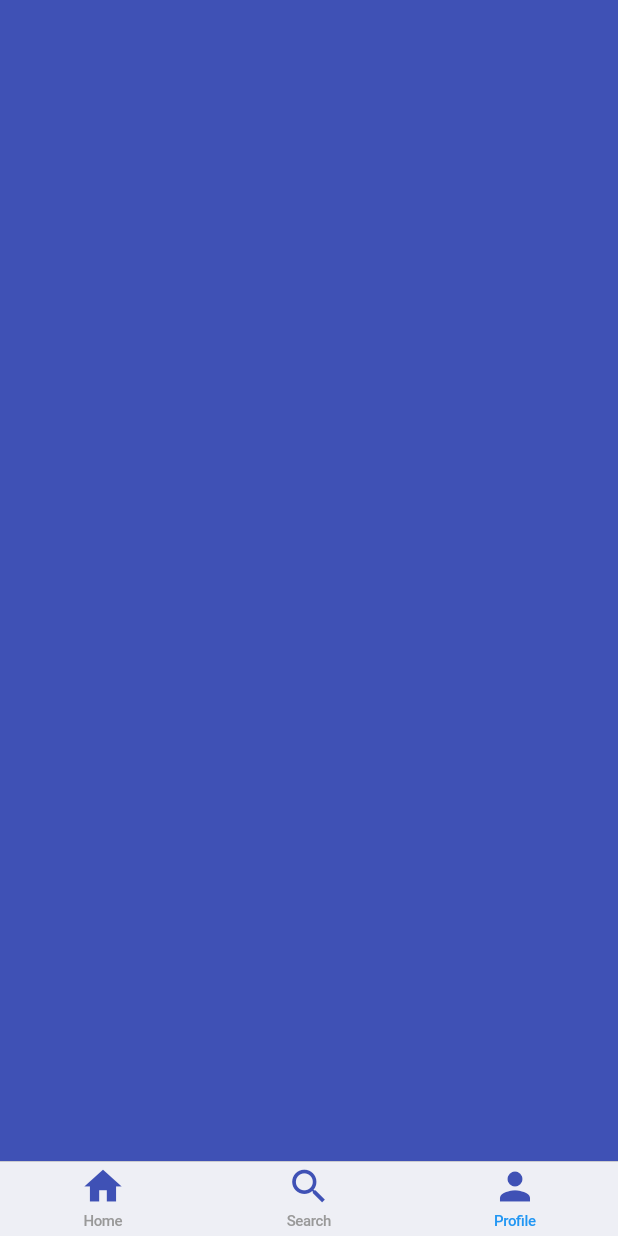
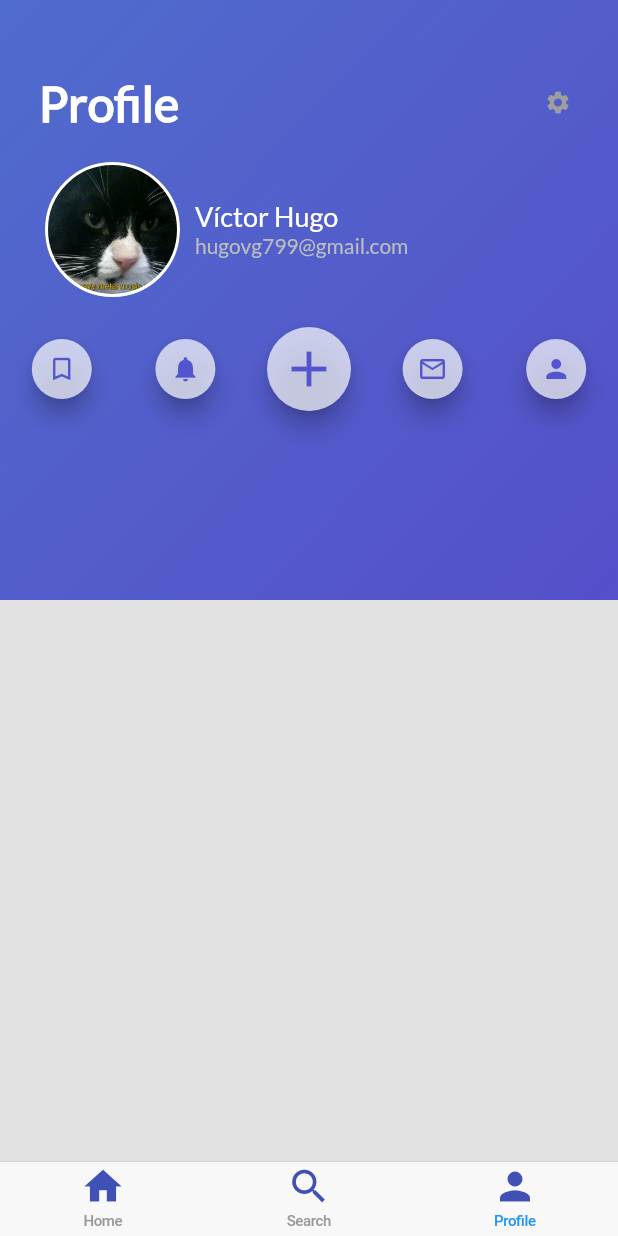
Before and after one commit to VHugoBarnes/platzi-trips-flutter, a Flutter app: the screen it shows after launch, item 3 of the bottom bar chosen, on a phone screen of 412 x 824 dp. Run offline on Flutter 3.47's test engine with Material 2 defaults, Android fonts, the phone set to English and light mode, and no system bars.

Commit message:
18/01/2019 Commit Add a new section, with buttons and pictures

```diff
--- a/lib/button_purple.dart
+++ b/lib/button_purple.dart
@@ -18,7 +18,7 @@ class ButtonPurple extends StatelessWidget{
       onTap: () {
         Scaffold.of(context).showSnackBar(
           SnackBar(
-            content: Text("Navegando"),
+            content: Text("Navegando 😀"),
           )
         );
       },
--- a/lib/platzi_trips.dart
+++ b/lib/platzi_trips.dart
@@ -1,7 +1,7 @@
 import 'package:flutter/material.dart';
 import 'package:Platzi_Trips/home_trips.dart';
 import 'search_trips.dart';
-import 'profile_trips.dart';
+// import 'profile_trips.dart';
 
 class PlatziTrips extends StatefulWidget{
 
@@ -19,7 +19,7 @@ class _PlatziTrips extends State<PlatziTrips>{
     final List<Widget> widgetChildren = [
       HomeTrips(),
       SearchTrips(),
-      ProfileTrips()
+      // ProfileTrips()
     ];
 
     void onTapTapped(int index){
--- a/lib/platzi_trips_cupertino.dart
+++ b/lib/platzi_trips_cupertino.dart
@@ -2,7 +2,7 @@ import 'package:flutter/material.dart';
 import 'package:flutter/cupertino.dart';
 import 'home_trips.dart';
 import 'search_trips.dart';
-import 'profile_trips.dart';
+import 'profile/profile_trips.dart';
 
 class PlatziTripsCupertino extends StatelessWidget{
 
@@ -40,7 +40,7 @@ class PlatziTripsCupertino extends StatelessWidget{
               break;
             case 2:
               return CupertinoTabView(
-                builder: (BuildContext context) => ProfileTrips(),
+                builder: (BuildContext context) => ProfileTrips("assets/img/person3.jpg"),
               );
               break;
 
--- /dev/null
+++ b/lib/profile/background.dart
@@ -0,0 +1,24 @@
+import 'package:flutter/material.dart';
+
+class Background extends StatelessWidget{
+
+  Widget build(BuildContext context) {
+
+    return Container(
+      height: 400.0,
+        decoration: BoxDecoration(
+          gradient: LinearGradient(
+            colors: [
+              Color.fromARGB(255,80,108,205),
+              Color.fromARGB(255, 85, 79, 201),
+            ],
+            begin: FractionalOffset.topLeft,
+            end: FractionalOffset.bottomRight,
+            // stops: [0.0, 0.6],
+            // tileMode: TileMode.clamp
+          )
+        ),
+    );
+  }
+
+}
--- /dev/null
+++ b/lib/profile/base_icon.dart
@@ -0,0 +1,48 @@
+import 'package:flutter/material.dart';
+
+class BaseIcon extends StatefulWidget{
+  var ico;
+  bool itsmini=false;
+  double iconSize;
+  String widgetInfo;
+
+  BaseIcon(this.ico,this.itsmini,this.iconSize,this.widgetInfo);
+
+  State<StatefulWidget> createState() {
+    return _BaseIcon();
+  }
+
+}
+
+class _BaseIcon extends State<BaseIcon>{
+
+  bool isPressed = false;
+
+  void onPressedButton(){
+    setState(() {
+          isPressed = !this.isPressed;
+        });
+    SnackBar(content: Text(widget.widgetInfo),);
+  }
+
+  Widget build(BuildContext context) {
+
+    final genericIcon = Container(
+      child: FloatingActionButton(
+        mini: widget.itsmini,
+        onPressed: onPressedButton,
+        backgroundColor: isPressed ? Colors.white : Colors.white70,
+        child: Icon(
+          widget.ico,
+          size: widget.iconSize,
+          color: Color.fromARGB(255, 83, 85, 206),
+        ),
+      ),
+    );
+
+    return Expanded(
+      child: genericIcon,
+    );
+  }
+
+}
--- /dev/null
+++ b/lib/profile/icon_bar.dart
@@ -0,0 +1,24 @@
+import 'package:flutter/material.dart';
+import 'base_icon.dart';
+
+class IconBar extends StatelessWidget{
+
+  Widget build(BuildContext context) {
+
+    return Padding(
+      padding: EdgeInsets.symmetric(
+        horizontal: 0,
+        vertical: 10,
+      ),
+      child: Row(
+        children: <Widget>[
+          BaseIcon(Icons.turned_in_not, true, 20, "Redirecting to your favorites"),
+          BaseIcon(Icons.notifications, true, 20, "Redirecting to your favorites"),
+          BaseIcon(Icons.add, false, 40, "Add a review"),
+          BaseIcon(Icons.mail_outline, true, 20, "Redirecting to your DM's"),
+          BaseIcon(Icons.person, true, 20, "Redirecting to your configuration"),
+        ],
+      ),
+    );
+  }
+}
--- /dev/null
+++ b/lib/profile/profile_content.dart
@@ -0,0 +1,27 @@
+import 'package:flutter/material.dart';
+import 'profilecontent/profile_header.dart';
+import 'profilecontent/profile_details.dart';
+import 'icon_bar.dart';
+
+class ProfileContent extends StatelessWidget{
+
+  String path;
+
+  ProfileContent(this.path);
+
+  Widget build(BuildContext context) {
+
+    return ListView(
+      children: <Widget>[
+        Column(
+          children: <Widget>[
+            ProfileHeader(),
+            ProfileDetails(path, "Víctor Hugo", "hugovg799@gmail.com"),
+            IconBar()
+          ],
+        ),
+      ],
+    );
+  }
+
+}
--- /dev/null
+++ b/lib/profile/profile_trips.dart
@@ -0,0 +1,25 @@
+import 'package:flutter/material.dart';
+import 'background.dart';
+import 'profile_content.dart';
+
+class ProfileTrips extends StatelessWidget{
+
+    String userName;
+    String email;
+    String path;
+
+    ProfileTrips(this.path);
+
+  Widget build(BuildContext context) {
+
+    return Container(
+      child: Stack(
+        children: <Widget>[
+          Background(),
+          ProfileContent(path),
+        ],
+      ),
+    );
+  }
+
+}
--- /dev/null
+++ b/lib/profile/profilecontent/profile_details.dart
@@ -0,0 +1,82 @@
+import 'package:flutter/material.dart';
+
+class ProfileDetails extends StatelessWidget{
+
+  String imgPath;
+  String usrName;
+  String usrEmail;
+
+  ProfileDetails(this.imgPath, this.usrName, this.usrEmail);
+
+  Widget build(BuildContext context) {
+
+    final profilePic = Container(
+      margin: EdgeInsets.all(
+        10
+      ),
+      height: 90,
+      width: 90,
+
+      decoration: BoxDecoration(
+        border: Border.all(color: Colors.white,width: 2,style: BorderStyle.solid),
+        shape: BoxShape.circle,
+        image: DecorationImage(
+          fit: BoxFit.cover,
+          image: AssetImage(imgPath),
+        )
+      ),
+    );
+
+    final userName = Container(
+      // margin: EdgeInsets.all(10),
+      child: Text(
+        usrName,
+        style: TextStyle(
+          color: Colors.white,
+          fontFamily: "Lato",
+          fontSize: 18,
+          fontWeight: FontWeight.w100
+        ),
+      ),
+    );
+
+    final userMail = Container(
+      // margin: EdgeInsets.all(10),
+      child: Text(
+        usrEmail,
+        style: TextStyle(
+          color: Colors.grey[400],
+          fontFamily: "Lato",
+          fontSize: 14,
+          fontWeight: FontWeight.w200
+        ),
+        ),
+    );
+
+    final userDetails = Container(
+      child: Column(
+      crossAxisAlignment: CrossAxisAlignment.start,
+      children: <Widget>[
+        userName,
+        userMail
+      ],
+    ),
+    );
+
+    return Container(
+      margin: EdgeInsets.only(
+        top: 2,
+        left: 20
+      ),
+      child: Row(
+      // crossAxisAlignment: CrossAxisAlignment.start,
+      mainAxisAlignment: MainAxisAlignment.start,
+      children: <Widget>[
+        profilePic,
+        userDetails,
+      ],
+    ),
+    );
+  }
+
+}
--- /dev/null
+++ b/lib/profile/profilecontent/profile_header.dart
@@ -0,0 +1,46 @@
+import 'package:flutter/material.dart';
+
+class ProfileHeader extends StatelessWidget{
+
+  Widget build(BuildContext context) {
+
+    final configIcon = Container(
+      margin: EdgeInsets.only(
+        left: 30
+      ),
+      child: IconButton(
+        icon: Icon(Icons.settings),
+        iconSize: 18,
+        color: Colors.grey,
+
+        onPressed: (){
+
+        },
+      ),
+    );
+
+    final profile =Container(
+      margin: EdgeInsets.only(
+        left: 10
+      ),
+      child: Text(
+          "Profile",
+          style: TextStyle(
+            color: Colors.white,
+            fontWeight: FontWeight.w900,
+            fontFamily: "Lato",
+            fontSize: 32,
+          ),
+        ),
+    );
+
+    return Container(
+      margin: EdgeInsets.only(top: 40),
+      child: ListTile(
+      leading: profile,
+      trailing: configIcon,
+    ),
+    );
+  }
+
+}
--- a/lib/profile_trips.dart
+++ /dev/null
@@ -1,12 +0,0 @@
-import 'package:flutter/material.dart';
-
-class ProfileTrips extends StatelessWidget{
-
-  Widget build(BuildContext context) {
-
-    return Container(
-      color: Colors.indigo,
-    );
-  }
-
-}
```
